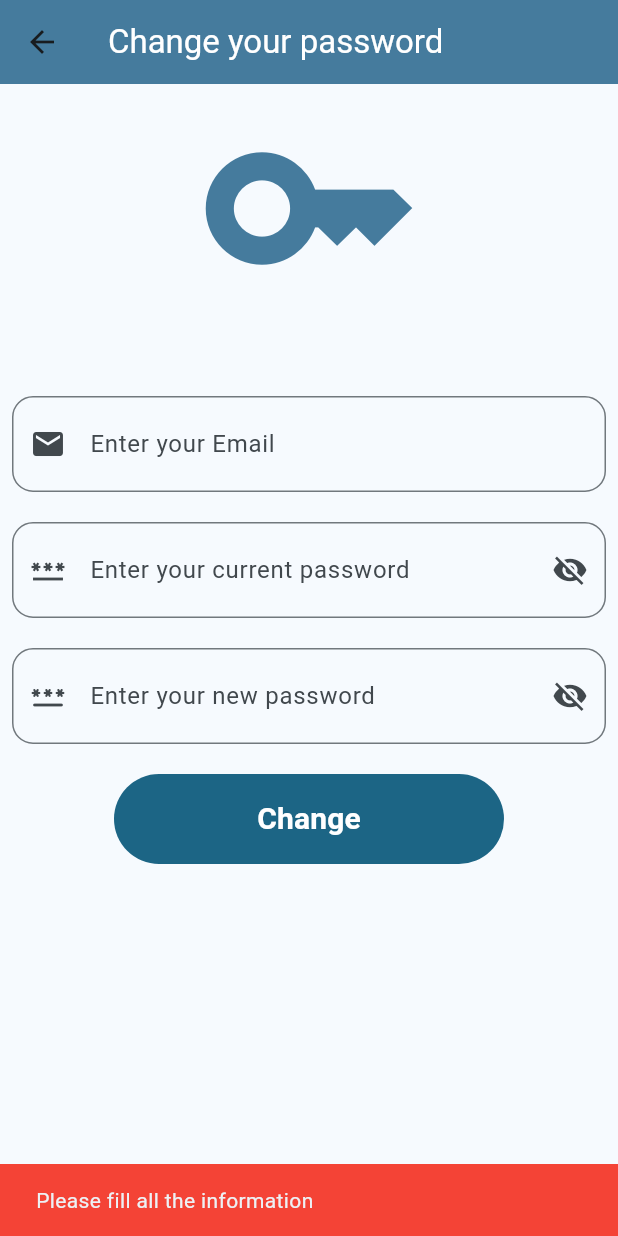
After one commit to muhanadsoffo/SanctuarAI, a Flutter app: the ChangePasswordPage screen opened directly, after a tap on "Change", on a phone screen of 412 x 824 dp. The commit adds this screen. Run offline on Flutter 3.47's test engine with Material 3 defaults, Android fonts, the phone set to English and light mode, and no system bars; our stand-ins replace firebase_auth, firebase_core, lottie; accounts and stored records are empty.

Commit message:
working more on auth, adding reset password and more pages

```diff
--- a/lib/controllers/auth_controller.dart
+++ b/lib/controllers/auth_controller.dart
@@ -1,35 +1,69 @@
 import 'package:firebase_auth/firebase_auth.dart';
 import 'package:sanctuarai/services/auth_service.dart';
 
-class AuthController{
+class AuthController {
+  static final authController = AuthController();
 
-  static final authController = AuthController();
   Future<String?> signUp({
     required String email,
     required String password,
-    required String userName
-}) async{
-    try{
+    required String userName,
+  }) async {
+    if (email.isEmpty || password.isEmpty || userName.isEmpty) {
+      return "Please fill all the information";
+    }
+    try {
       await authService.value.createAccount(email: email, password: password);
       await authService.value.updateUsername(username: userName);
       return null;
-    }on FirebaseAuthException catch(e){
+    } on FirebaseAuthException catch (e) {
       print(e.message);
       return e.message ?? "unknown error";
     }
-
   }
 
   Future<String?> login({
     required String email,
-    required String password
-})async{
-    try{
+    required String password,
+  }) async {
+    if (email.isEmpty || password.isEmpty) {
+      return "Please fill all the information";
+    }
+    try {
       await authService.value.signIn(email: email, password: password);
       return null;
-    }on FirebaseAuthException catch (e){
+    } on FirebaseAuthException catch (e) {
       return e.message ?? "unknown error";
     }
+  }
 
+  Future<String?> logout() async {
+    try {
+      await authService.value.signOut();
+      return null;
+    } on FirebaseAuthException catch (e) {
+      return e.message ?? "error unkown";
+    }
+  }
+
+  Future<String?> changePassword({
+    required String email,
+    required String currentPassword,
+    required String newPassword,
+  }) async {
+    if (email.isEmpty || currentPassword.isEmpty || newPassword.isEmpty) {
+      return "Please fill all the information";
+    }
+    try {
+      await authService.value.resetPasswordFromCurrentPassword(
+        currentPassword: currentPassword,
+        newPassword: newPassword,
+        email: email,
+      );
+      return null;
+
+    } on FirebaseAuthException catch (e) {
+      return e.message ?? "unknown error";
+    }
   }
 }
--- a/lib/main.dart
+++ b/lib/main.dart
@@ -1,5 +1,6 @@
 import 'package:firebase_core/firebase_core.dart';
 import 'package:flutter/material.dart';
+import 'package:sanctuarai/views/auth_layout.dart';
 import 'package:sanctuarai/views/pages/auth%20pages/welcome_page.dart';
 
 
@@ -27,7 +28,7 @@ class _MyAppState extends State<MyApp> {
     return MaterialApp(
       debugShowCheckedModeBanner: false,
       theme: ThemeData(colorScheme: ColorScheme.fromSeed(seedColor: Colors.lightBlueAccent)),
-      home: WelcomePage(),
+      home: AuthLayout(),
     );
   }
 }
--- a/lib/views/pages/auth pages/register_page.dart
+++ b/lib/views/pages/auth pages/register_page.dart
@@ -116,20 +116,19 @@ class _RegisterPageState extends State<RegisterPage> {
                                       minimumSize: Size(260, 60),
                                     ),
                                     onPressed: () async {
-                                      String? error = await AuthController.authController
+                                      final error = await AuthController.authController
                                           .signUp(
                                             email: emailController.text,
                                             password: passController.text,
                                             userName: nameController.text,
                                           );
                                       if (error != null) {
-                                        setState(() {
                                           ScaffoldMessenger.of(
                                             context,
                                           ).showSnackBar(
                                             SnackBar(content: Text(error),backgroundColor: Colors.red,),
                                           );
-                                        });
+
 
                                       } else {
                                         Navigator.pushReplacement(
--- /dev/null
+++ b/lib/views/pages/change_password_page.dart
@@ -0,0 +1,134 @@
+import 'package:flutter/material.dart';
+import 'package:sanctuarai/controllers/auth_controller.dart';
+
+class ChangePasswordPage extends StatefulWidget {
+  const ChangePasswordPage({super.key});
+
+  @override
+  State<ChangePasswordPage> createState() => _ChangePasswordPageState();
+}
+
+class _ChangePasswordPageState extends State<ChangePasswordPage> {
+  final emailController = TextEditingController();
+  final currentPassController = TextEditingController();
+  final newPassController = TextEditingController();
+  bool isObscure = true;
+
+  @override
+  Widget build(BuildContext context) {
+    return Scaffold(
+      appBar: AppBar(
+        title: Text(
+          "Change your password",
+          style: TextStyle(color: Colors.white),
+        ),
+        backgroundColor: Color(0xFF457b9d),
+      ),
+      body: SingleChildScrollView(
+        child: Padding(
+          padding: const EdgeInsets.all(8.0),
+          child: Column(
+            crossAxisAlignment: CrossAxisAlignment.center,
+            children: [
+              Icon(Icons.key, color: Color(0xFF457b9d), size: 150),
+              SizedBox(height: 50),
+              TextField(
+                controller: emailController,
+                decoration: InputDecoration(
+                  hintText: "Enter your Email",
+                  prefixIcon: Icon(Icons.email),
+                  border: OutlineInputBorder(
+                    borderRadius: BorderRadius.circular(14),
+                  ),
+                ),
+                style: TextStyle(height: 2),
+              ),
+              SizedBox(height: 20),
+              TextField(
+                controller: currentPassController,
+                obscureText: isObscure,
+                decoration: InputDecoration(
+                  suffixIcon: IconButton(
+                    onPressed: () {
+                      setState(() {
+                        isObscure = !isObscure;
+                      });
+                    },
+                    icon: Icon(
+                      isObscure ? Icons.visibility_off : Icons.visibility,
+                    ),
+                  ),
+                  hintText: "Enter your current password",
+                  prefixIcon: Icon(Icons.password_outlined),
+                  border: OutlineInputBorder(
+                    borderRadius: BorderRadius.circular(14),
+                  ),
+                ),
+                style: TextStyle(height: 2),
+              ),
+              SizedBox(height: 20),
+              TextField(
+                controller: newPassController,
+                obscureText: isObscure,
+                decoration: InputDecoration(
+                  suffixIcon: IconButton(
+                    onPressed: () {
+                      setState(() {
+                        isObscure = !isObscure;
+                      });
+                    },
+                    icon: Icon(
+                      isObscure ? Icons.visibility_off : Icons.visibility,
+                    ),
+                  ),
+                  hintText: "Enter your new password",
+                  prefixIcon: Icon(Icons.password_rounded),
+                  border: OutlineInputBorder(
+                    borderRadius: BorderRadius.circular(14),
+                  ),
+                ),
+                style: TextStyle(height: 2),
+              ),
+              SizedBox(height: 20),
+              FilledButton(
+                onPressed: () async {
+                  final error = await AuthController.authController
+                      .changePassword(
+                        email: emailController.text,
+                        currentPassword: currentPassController.text,
+                        newPassword: newPassController.text,
+                      );
+                  if (error != null){
+                    ScaffoldMessenger.of(
+                      context,
+                    ).showSnackBar(
+                      SnackBar(
+                        content: Text(error),
+                        backgroundColor: Colors.red,
+                      ),
+                    );
+                  }else {
+                    ScaffoldMessenger.of(
+                      context,
+                    ).showSnackBar(
+                      SnackBar(
+                        content: Text("Password changed Successfully"),
+                        backgroundColor: Colors.green,
+                      ),
+                    );
+                    Navigator.pop(context);
+                  }
+                },
+                style: FilledButton.styleFrom(minimumSize: Size(260, 60)),
+                child: Text(
+                  "Change",
+                  style: TextStyle(fontSize: 20, fontWeight: FontWeight.bold),
+                ),
+              ),
+            ],
+          ),
+        ),
+      ),
+    );
+  }
+}
```
Also changed, not shown: lib/views/Widgets/appbar_widget.dart (+25 -1 lines), lib/views/auth_layout.dart (added, +33 -0 lines), lib/views/pages/auth pages/login_page.dart (+2 -14 lines), lib/views/pages/profile_page.dart (added, +55 -0 lines).
